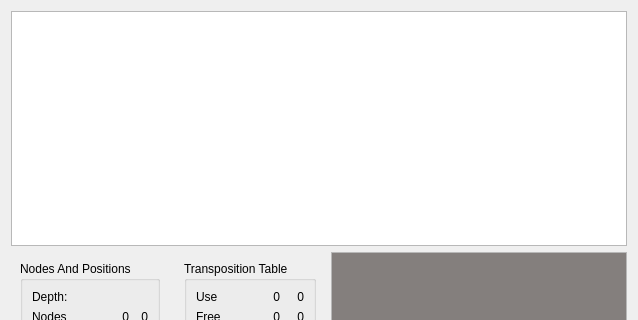
First picture: the form in stats.ui, repository gpiez/hayabusa, before the edit; both pictures show x 0 to 638 and y 0 to 320 of the 638 by 736 pixel window.
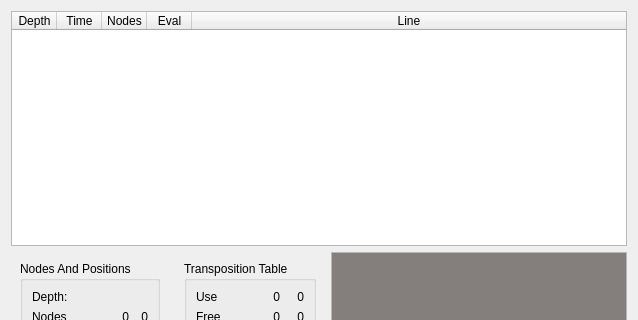
Second picture: the form after the edit.

Commit message: Added TableView, finetuning to move generation order, added pawn promotion mate detection

What changed in the file:
```diff
--- a/stats.ui
+++ b/stats.ui
@@ -15,22 +15,89 @@
   </property>
   <layout class="QVBoxLayout" name="verticalLayout_5" stretch="0,0">
    <item>
-    <widget class="QPlainTextEdit" name="bestLine">
-     <property name="sizePolicy">
-      <sizepolicy hsizetype="Expanding" vsizetype="Expanding">
-       <horstretch>0</horstretch>
-       <verstretch>0</verstretch>
-      </sizepolicy>
+    <widget class="QTableWidget" name="bestLine">
+     <property name="editTriggers">
+      <set>QAbstractItemView::NoEditTriggers</set>
      </property>
-     <property name="font">
-      <font>
-       <family>Consolas</family>
-       <pointsize>9</pointsize>
-      </font>
+     <property name="alternatingRowColors">
+      <bool>true</bool>
      </property>
-     <property name="textInteractionFlags">
-      <set>Qt::TextSelectableByKeyboard|Qt::TextSelectableByMouse</set>
+     <property name="gridStyle">
+      <enum>Qt::DotLine</enum>
      </property>
+     <property name="rowCount">
+      <number>0</number>
+     </property>
+     <property name="columnCount">
+      <number>5</number>
+     </property>
+     <attribute name="horizontalHeaderVisible">
+      <bool>true</bool>
+     </attribute>
+     <attribute name="horizontalHeaderCascadingSectionResizes">
+      <bool>true</bool>
+     </attribute>
+     <attribute name="horizontalHeaderDefaultSectionSize">
+      <number>45</number>
+     </attribute>
+     <attribute name="horizontalHeaderStretchLastSection">
+      <bool>true</bool>
+     </attribute>
+     <attribute name="verticalHeaderVisible">
+      <bool>false</bool>
+     </attribute>
+     <attribute name="verticalHeaderVisible">
+      <bool>false</bool>
+     </attribute>
+     <attribute name="horizontalHeaderStretchLastSection">
+      <bool>true</bool>
+     </attribute>
+     <attribute name="horizontalHeaderCascadingSectionResizes">
+      <bool>true</bool>
+     </attribute>
+     <attribute name="horizontalHeaderVisible">
+      <bool>true</bool>
+     </attribute>
+     <attribute name="horizontalHeaderDefaultSectionSize">
+      <number>45</number>
+     </attribute>
+     <column>
+      <property name="text">
+       <string>Depth</string>
+      </property>
+      <property name="textAlignment">
+       <set>AlignHCenter|AlignVCenter|AlignCenter</set>
+      </property>
+     </column>
+     <column>
+      <property name="text">
+       <string>Time</string>
+      </property>
+      <property name="textAlignment">
+       <set>AlignHCenter|AlignVCenter|AlignCenter</set>
+      </property>
+     </column>
+     <column>
+      <property name="text">
+       <string>Nodes</string>
+      </property>
+      <property name="textAlignment">
+       <set>AlignHCenter|AlignVCenter|AlignCenter</set>
+      </property>
+     </column>
+     <column>
+      <property name="text">
+       <string>Eval</string>
+      </property>
+      <property name="textAlignment">
+       <set>AlignHCenter|AlignVCenter|AlignCenter</set>
+      </property>
+     </column>
+     <column>
+      <property name="text">
+       <string>Line</string>
+      </property>
+     </column>
     </widget>
    </item>
    <item>
```
The commit also changes 18 other files.
